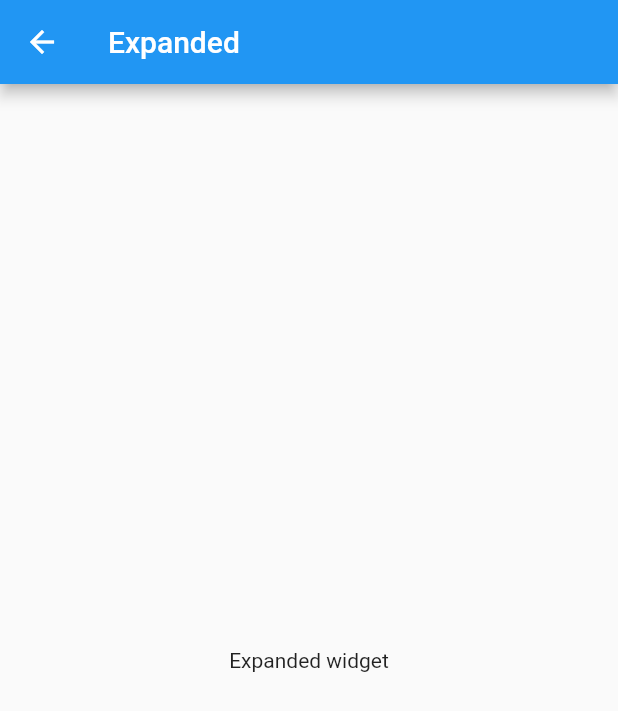
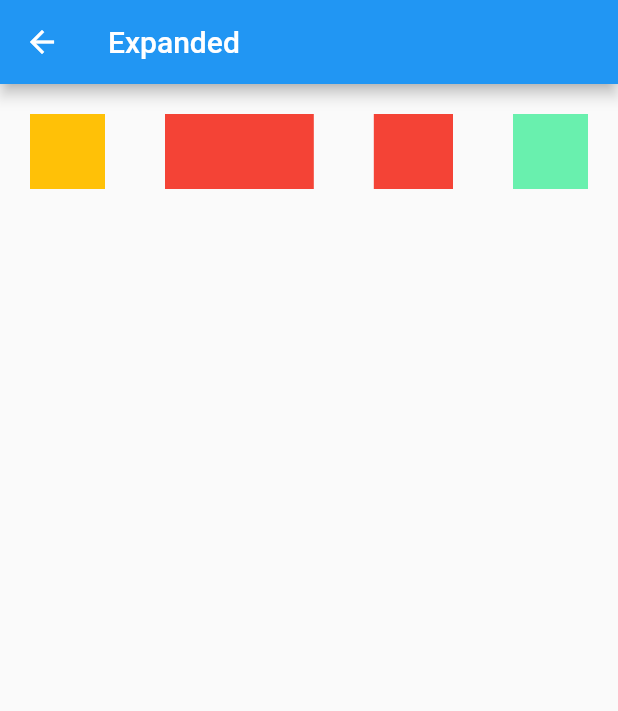
Before and after one commit to edgon85/flutter-challenges, a Flutter app: the ExpandedPage screen opened by its route, on a phone screen of 412 x 824 dp. Shown: the top 711 px of the screen. Run offline on Flutter 3.47's test engine with Material 2 defaults, Android fonts, the phone set to English and light mode, and no system bars.

Commit message:
widget expanded

```diff
--- a/lib/src/pages/expanded_page.dart
+++ b/lib/src/pages/expanded_page.dart
@@ -7,10 +7,29 @@ class ExpandedPage extends StatelessWidget {
       appBar: AppBar(
         title: Text('Expanded'),
       ),
-      body: Container(
-        child: Center(
-          child: Text('Expanded widget'),
-        ),
+      body: Row(
+          children: <Widget>[
+            Cuadrado(color: Colors.amber),
+            Expanded(flex: 3, child: Cuadrado(color: Colors.red)),
+            Expanded(flex: 2, child: Cuadrado(color: Colors.red)),
+            Cuadrado(color: Colors.greenAccent),
+          ],
+        ));
+  }
+}
+
+class Cuadrado extends StatelessWidget {
+  final Color color;
+
+  const Cuadrado({required this.color});
+
+  @override
+  Widget build(BuildContext context) {
+    return Container(
+      margin: EdgeInsets.symmetric(vertical: 20.0, horizontal: 20.0),
+      width: 50.0,
+      height: 50.0,
+      decoration: BoxDecoration(color: this.color
       ),
     );
   }
```
